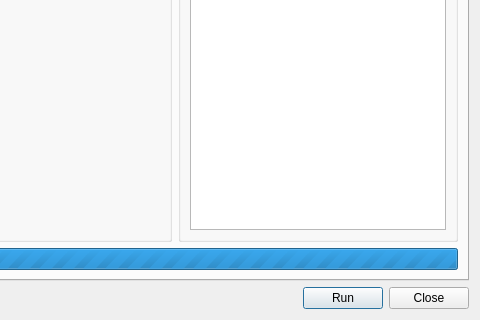
First picture: the form in ui/api_toolbox_functions.ui, repository Giswater/giswater_qgis_plugin, before the edit; both pictures show x 242 to 722 and y 303 to 623 of the 722 by 623 pixel window.
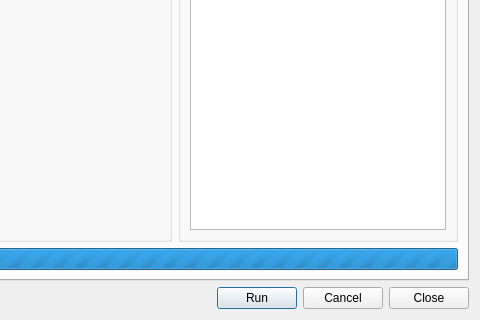
Second picture: the form after the edit.

Commit message: manage boton cancel in order to remove temp layers from dxf

```diff
--- a/ui/api_toolbox_functions.ui
+++ b/ui/api_toolbox_functions.ui
@@ -177,6 +177,13 @@
        </property>
       </widget>
      </item>
+     <item>
+      <widget class="QPushButton" name="btn_cancel">
+       <property name="text">
+        <string>Cancel</string>
+       </property>
+      </widget>
+     </item>
      <item>
       <widget class="QPushButton" name="btn_close">
        <property name="text">
```
The commit also changes 4 other files.
